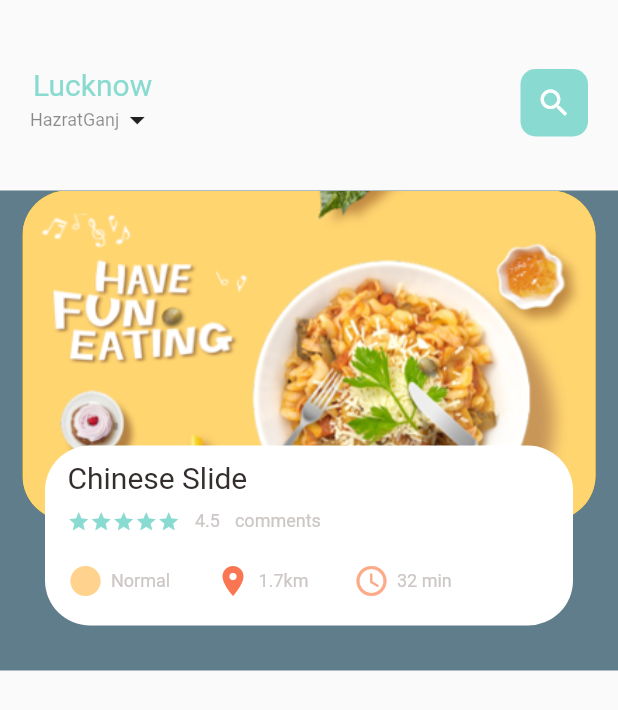
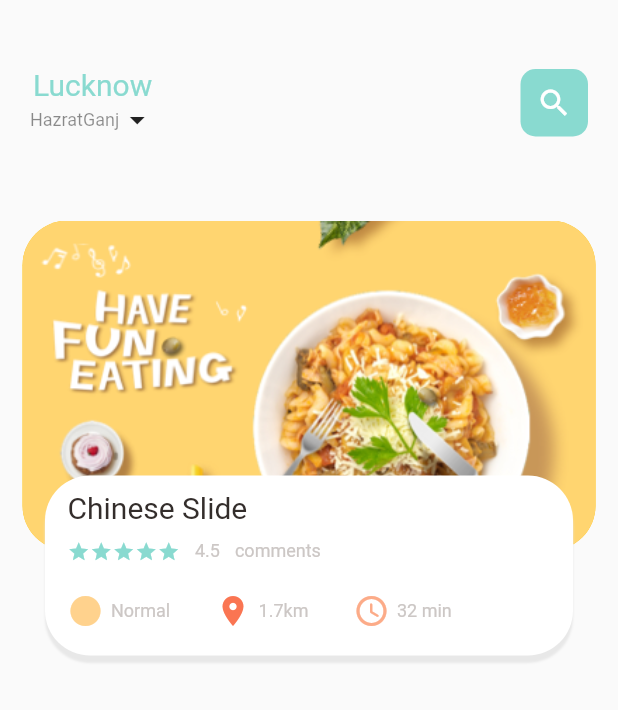
Before and after one commit to Shadabdullah/food, a Flutter app: the screen it shows after launch, on a phone screen of 412 x 824 dp. Shown: the top 710 px of the screen. Run offline on Flutter 3.47's test engine with Material 2 defaults, Android fonts, the light colour scheme and no system bars.

```diff
--- a/foodbase/lib/home/food_page_body.dart
+++ b/foodbase/lib/home/food_page_body.dart
@@ -18,7 +18,7 @@ class _FoodPageBodyState extends State<FoodPageBody> {
   Widget build(BuildContext context) {
     return Container(
       height: 320,
-      color: Colors.blueGrey,
+      margin: EdgeInsets.only(top: 20),
       child: PageView.builder(
           itemCount: 5,
           itemBuilder: (context, position) {
@@ -45,9 +45,15 @@ class _FoodPageBodyState extends State<FoodPageBody> {
             height: 120,
             margin: const EdgeInsets.only(left: 30, right: 30, bottom: 30),
             decoration: BoxDecoration(
-              borderRadius: BorderRadius.circular(30),
-              color: Colors.white,
-            ),
+                borderRadius: BorderRadius.circular(30),
+                color: Colors.white,
+                boxShadow: [
+                  BoxShadow(
+                    color: Color(0xffe8e8e8),
+                    blurRadius: (.5),
+                    offset: Offset(0, 5),
+                  )
+                ]),
             child: Container(
               padding: EdgeInsets.only(top: 10, left: 15, right: 15),
               child: Column(
--- a/foodbase/pubspec.yaml
+++ b/foodbase/pubspec.yaml
@@ -34,6 +34,7 @@ dependencies:
   # The following adds the Cupertino Icons font to your application.
   # Use with the CupertinoIcons class for iOS style icons.
   cupertino_icons: ^1.0.2
+  dots_indicator: ^3.0.0
 
 dev_dependencies:
   flutter_test:
```
Also changed, not shown: foodbase/pubspec.lock.
